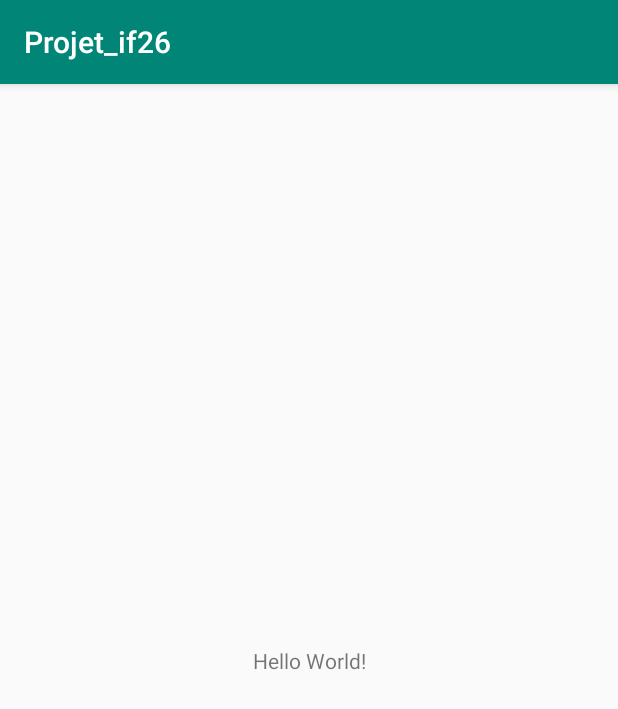
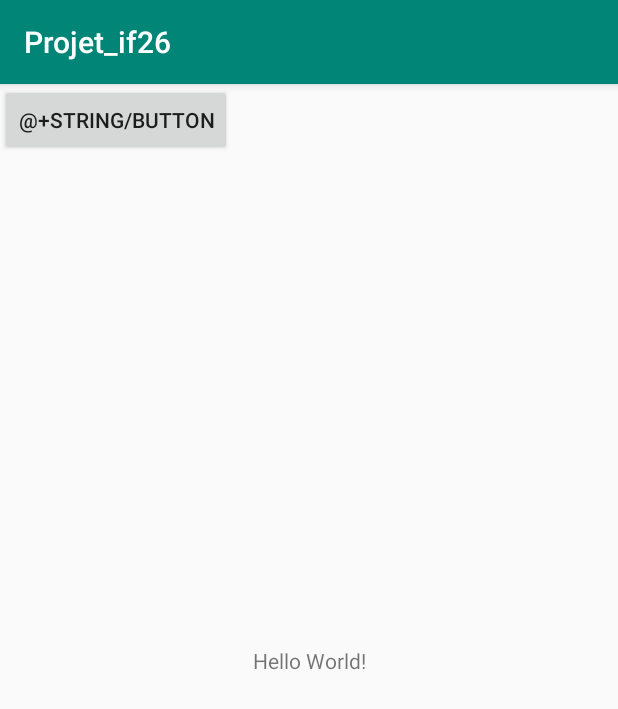
Before and after one commit to tomherbin/Projet_if26, an Android app: the screen it shows after launch (MainActivity), on a phone screen of 412 x 824 dp. Shown: the top 709 px of the screen. Run offline under Robolectric (Android 15) with nearby library versions, the phone set to English and light mode, and no system bars.

Commit message:
Ajout d'un bouton

```diff
--- a/app/src/main/res/layout/activity_main.xml
+++ b/app/src/main/res/layout/activity_main.xml
@@ -15,4 +15,13 @@
         app:layout_constraintRight_toRightOf="parent"
         app:layout_constraintTop_toTopOf="parent" />
 
+    <Button
+        android:id="@+id/button"
+        android:layout_width="wrap_content"
+        android:layout_height="wrap_content"
+        android:text="@+string/button"
+        tools:layout_editor_absoluteX="148dp"
+        tools:layout_editor_absoluteY="293dp"
+        tools:ignore="MissingConstraints" />
+
 </android.support.constraint.ConstraintLayout>
--- a/app/src/main/res/values/strings.xml
+++ b/app/src/main/res/values/strings.xml
@@ -1,3 +1,4 @@
 <resources>
     <string name="app_name">Projet_if26</string>
+    <string name="button">Bouton</string>
 </resources>
```
